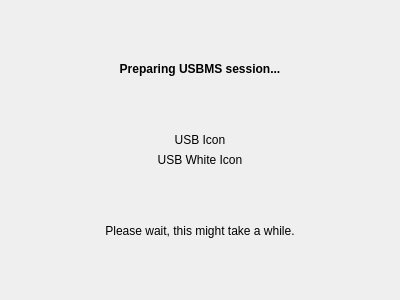
Old version of the form usbms_splash.ui in the repository Kobo-InkBox/diagnostics.
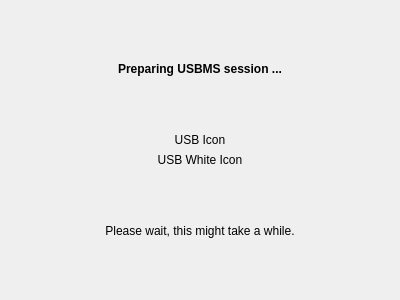
New version of the form.

The edit to the form file:
```diff
--- a/usbms_splash.ui
+++ b/usbms_splash.ui
@@ -87,7 +87,7 @@
         </font>
        </property>
        <property name="text">
-        <string>Preparing USBMS session...</string>
+        <string>Preparing USBMS session ...</string>
        </property>
        <property name="alignment">
         <set>Qt::AlignCenter</set>
```
